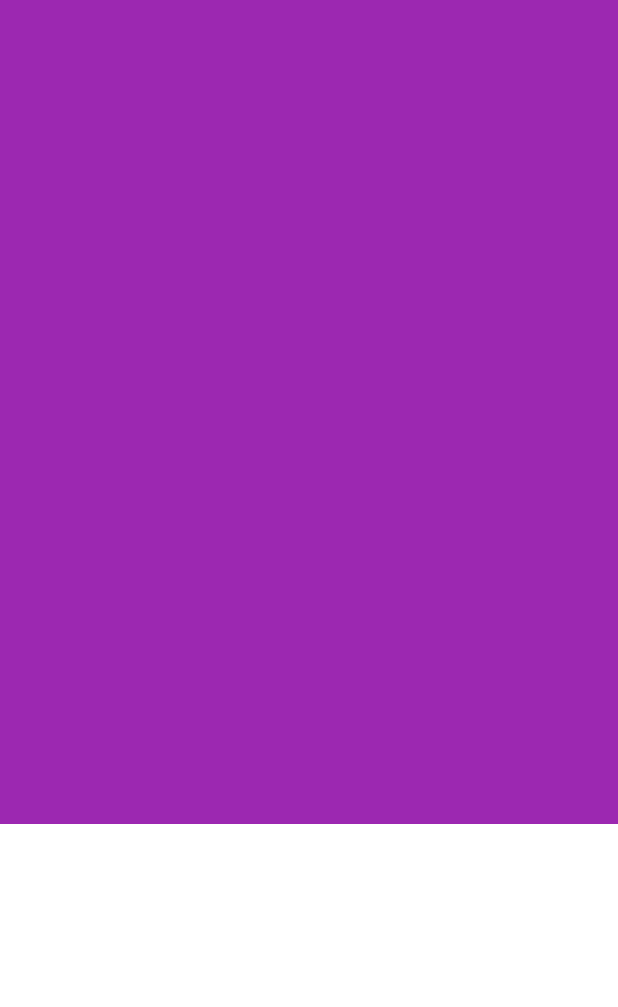
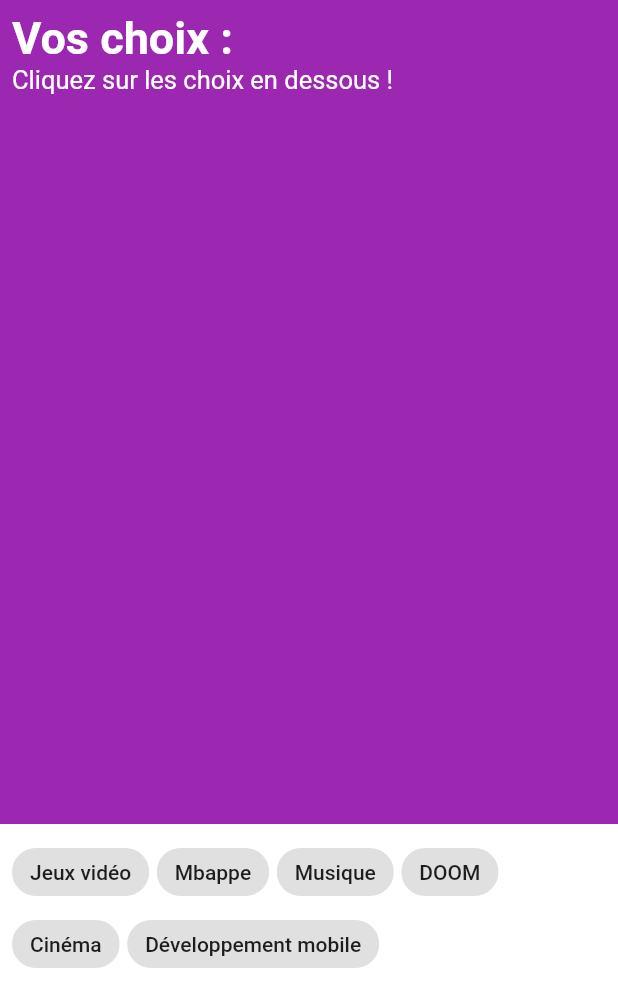
Before and after one commit to adem-m/mobile_choices, a Flutter app: the screen it shows after launch, on a phone screen of 412 x 824 dp. Shown: the top 1007 px of the screen. Run offline on Flutter 3.47's test engine with Material 2 defaults, Android fonts, the phone set to English and light mode, and no system bars.

Commit message:
App done

```diff
--- a/lib/choice_item.dart
+++ b/lib/choice_item.dart
@@ -1,10 +1,44 @@
 import 'package:flutter/material.dart';
 
-class ChoiceItem extends StatelessWidget {
-  const ChoiceItem({Key? key}) : super(key: key);
+class ChoiceItem extends StatefulWidget {
+  final String name;
+
+  final void Function(String)? onTap;
+
+  const ChoiceItem({required this.name, this.onTap, Key? key})
+      : super(key: key);
+
+  @override
+  State<ChoiceItem> createState() => _ChoiceItemState();
+}
+
+class _ChoiceItemState extends State<ChoiceItem> {
+  bool _isSelected = false;
+
+  final Color _unselectedColor = Colors.grey.shade300;
+  final Color _selectedColor = Colors.orangeAccent;
+
+  Color getColor() {
+    return _isSelected ? _selectedColor : _unselectedColor;
+  }
+
+  void handleOnTap() {
+    if (widget.onTap != null) {
+      setState(() {
+        _isSelected = !_isSelected;
+      });
+      widget.onTap!(widget.name);
+    }
+  }
 
   @override
   Widget build(BuildContext context) {
-    return const Text("Choice Item");
+    return GestureDetector(
+      onTap: handleOnTap,
+      child: Chip(
+        label: Text(widget.name),
+        backgroundColor: getColor(),
+      ),
+    );
   }
 }
--- a/lib/footer.dart
+++ b/lib/footer.dart
@@ -1,12 +1,38 @@
 import 'package:flutter/material.dart';
 
-class Footer extends StatelessWidget {
-  const Footer({Key? key}) : super(key: key);
+import 'choice_item.dart';
+
+class Footer extends StatefulWidget {
+  final List<String> items;
+  final void Function(String)? onTap;
+
+  const Footer({required this.items, this.onTap, Key? key}) : super(key: key);
+
+  @override
+  State<Footer> createState() => _FooterState();
+}
+
+class _FooterState extends State<Footer> {
+  List<Widget> getItemList() {
+    return List.generate(
+      widget.items.length,
+      (index) => ChoiceItem(
+        name: widget.items[index],
+        onTap: widget.onTap,
+      ),
+    );
+  }
 
   @override
   Widget build(BuildContext context) {
     return Container(
       color: Colors.white,
+      child: Padding(
+          padding: const EdgeInsets.all(8.0),
+          child: Wrap(
+            spacing: 5,
+            children: getItemList(),
+          )),
     );
   }
 }
--- a/lib/header.dart
+++ b/lib/header.dart
@@ -1,12 +1,47 @@
 import 'package:flutter/material.dart';
+import 'package:flutter_hobbies/choice_item.dart';
 
-class Header extends StatelessWidget {
-  const Header({Key? key}) : super(key: key);
+class Header extends StatefulWidget {
+  final List<String> items;
+
+  const Header({required this.items, Key? key}) : super(key: key);
+
+  @override
+  State<Header> createState() => _HeaderState();
+}
+
+class _HeaderState extends State<Header> {
+  Widget getContent(BuildContext context) {
+    if (widget.items.isEmpty) {
+      return Text(
+        "Cliquez sur les choix en dessous !",
+        style: Theme.of(context).textTheme.headline2,
+      );
+    }
+    return Wrap(
+      spacing: 5,
+      children: List.generate(widget.items.length,
+          (index) => ChoiceItem(name: widget.items[index])),
+    );
+  }
 
   @override
   Widget build(BuildContext context) {
     return Container(
       color: Colors.purple,
+      child: Padding(
+        padding: const EdgeInsets.all(8.0),
+        child: Column(
+          crossAxisAlignment: CrossAxisAlignment.start,
+          children: [
+            Text(
+              "Vos choix :",
+              style: Theme.of(context).textTheme.headline1,
+            ),
+            getContent(context),
+          ],
+        ),
+      ),
     );
   }
 }
--- a/lib/main.dart
+++ b/lib/main.dart
@@ -6,24 +6,69 @@ void main() {
   runApp(const MyApp());
 }
 
-class MyApp extends StatelessWidget {
+class MyApp extends StatefulWidget {
   const MyApp({super.key});
 
-  // This widget is the root of your application.
+  @override
+  State<MyApp> createState() => _MyAppState();
+}
+
+class _MyAppState extends State<MyApp> {
+  final List<String> _choices =
+      List.of(["Jeux vidéo", "Mbappe", "Musique", "DOOM", "Cinéma", "Développement mobile"]);
+
+  final List<String> _selectedItems = List.empty(growable: true);
+
+  void addOrRemoveToList(String item) {
+    setState(() {
+      if (_selectedItems.contains(item)) {
+        _selectedItems.remove(item);
+      } else {
+        _selectedItems.add(item);
+      }
+    });
+  }
+
   @override
   Widget build(BuildContext context) {
     return MaterialApp(
-      home: SafeArea(
+      theme: ThemeData(
+        textTheme: const TextTheme(
+          headline1: TextStyle(
+            fontSize: 30,
+            color: Colors.white,
+            fontWeight: FontWeight.bold,
+          ),
+          headline2: TextStyle(
+            fontSize: 17,
+            color: Colors.white,
+          ),
+        ),
+      ),
+      home: Scaffold(
+        body: SafeArea(
           child: Column(
-          children: const [
+            children: [
               Expanded(
                 flex: 2,
-              child: Header(),
+                child: SizedBox(
+                  width: double.infinity,
+                  child: Header(
+                    items: _selectedItems,
+                  ),
+                ),
               ),
               Expanded(
-              child: Footer(),
+                child: SizedBox(
+                  width: double.infinity,
+                  child: Footer(
+                    items: _choices,
+                    onTap: addOrRemoveToList,
+                  ),
+                ),
               ),
             ],
+          ),
         ),
       ),
     );
```
Lines whose indentation alone changed are shown as unchanged.
